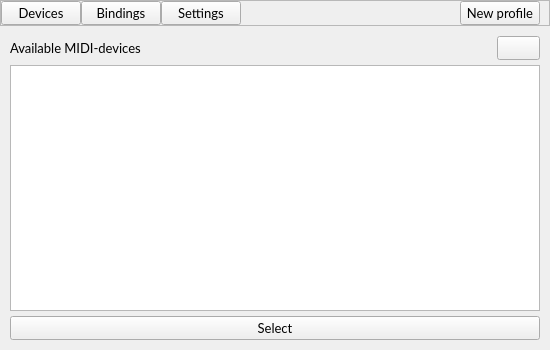
Before: the Qt Designer form mainwindow.ui in Frewacom/midi-soundboard, drawn with Qt 5.
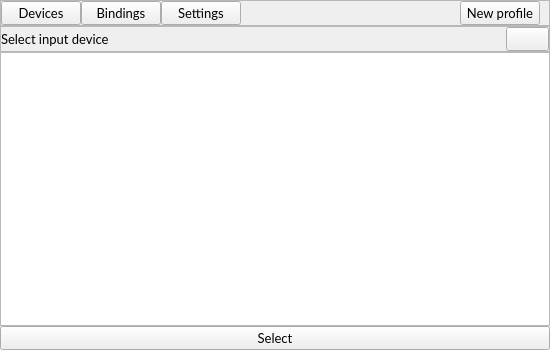
After: the same form once the commit is applied. Icons and pictures are not drawn.

Diff of the .ui file:
```diff
--- a/mainwindow.ui
+++ b/mainwindow.ui
@@ -145,26 +145,53 @@
       <widget class="QWidget" name="DeviceSelectionScreen">
        <layout class="QVBoxLayout" name="verticalLayout">
         <property name="spacing">
-         <number>5</number>
+         <number>0</number>
         </property>
         <property name="leftMargin">
-         <number>10</number>
+         <number>0</number>
         </property>
         <property name="topMargin">
-         <number>10</number>
+         <number>0</number>
         </property>
         <property name="rightMargin">
-         <number>10</number>
+         <number>0</number>
         </property>
         <property name="bottomMargin">
-         <number>10</number>
+         <number>0</number>
         </property>
         <item>
-         <layout class="QHBoxLayout" name="DeviceSelectionHeader">
+         <widget class="QFrame" name="DeviceSelectionHeader">
+          <property name="accessibleName">
+           <string>sub-header</string>
+          </property>
+          <property name="frameShape">
+           <enum>QFrame::StyledPanel</enum>
+          </property>
+          <property name="frameShadow">
+           <enum>QFrame::Raised</enum>
+          </property>
+          <layout class="QVBoxLayout" name="verticalLayout_3">
+           <property name="spacing">
+            <number>0</number>
+           </property>
+           <property name="leftMargin">
+            <number>0</number>
+           </property>
+           <property name="topMargin">
+            <number>0</number>
+           </property>
+           <property name="rightMargin">
+            <number>0</number>
+           </property>
+           <property name="bottomMargin">
+            <number>0</number>
+           </property>
+           <item>
+            <layout class="QHBoxLayout" name="layout">
           <item>
            <widget class="QLabel" name="DeviceSelectionTitle">
             <property name="text">
-             <string>Available MIDI-devices</string>
+                <string>Select input device</string>
             </property>
            </widget>
           </item>
@@ -203,11 +230,30 @@
           </item>
          </layout>
         </item>
+          </layout>
+         </widget>
+        </item>
         <item>
-         <widget class="QListWidget" name="DeviceSelectionList"/>
+         <widget class="QListWidget" name="DeviceSelectionList">
+          <property name="accessibleName">
+           <string>main-content</string>
+          </property>
+          <property name="sizeAdjustPolicy">
+           <enum>QAbstractScrollArea::AdjustToContents</enum>
+          </property>
+         </widget>
         </item>
         <item>
-         <widget class="QPushButton" name="DeviceSelectionButton">
+         <widget class="QPushButton" name="DeviceSelectionSaveButton">
+          <property name="sizePolicy">
+           <sizepolicy hsizetype="Minimum" vsizetype="Fixed">
+            <horstretch>0</horstretch>
+            <verstretch>0</verstretch>
+           </sizepolicy>
+          </property>
+          <property name="accessibleName">
+           <string>btn-save</string>
+          </property>
           <property name="text">
            <string>Select</string>
           </property>
```
Lines whose indentation alone changed are shown as unchanged.
